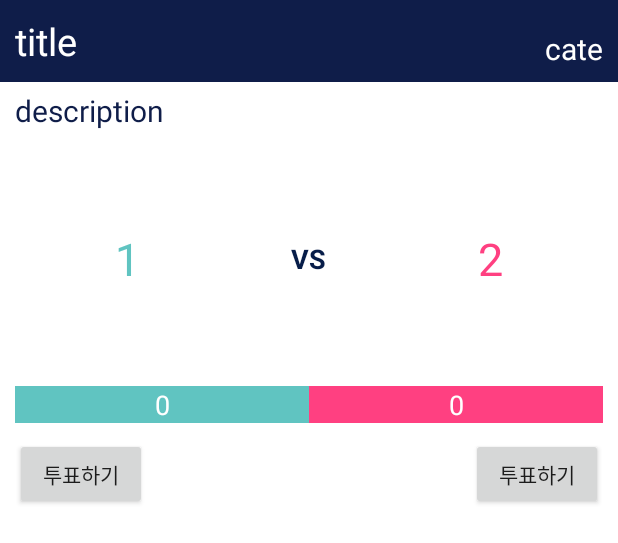
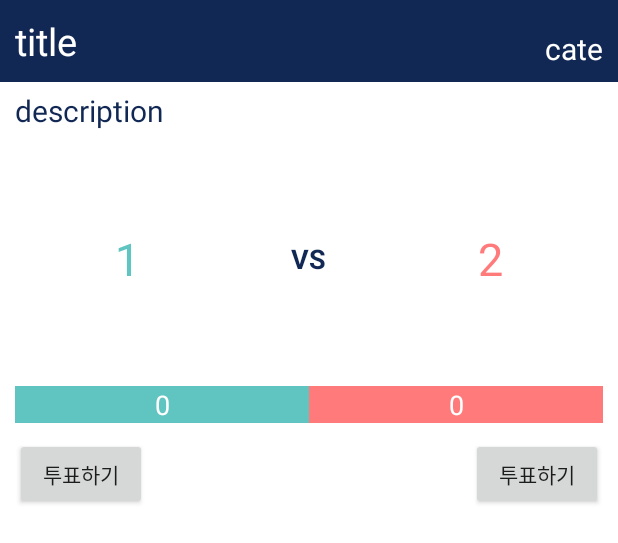
Before and after one commit to SocialAppProject/ifelse, an Android app: the layout activity_article.xml on its own in the app's theme, with its tools: preview values and no code run, on a phone screen of 412 x 824 dp. Shown: the top 543 px of the screen. Run offline under Robolectric (Android 15) with nearby library versions, the phone set to English and light mode, and no system bars.

Commit message:
12/4 color change

```diff
--- a/app/src/main/res/drawable/ic_home_white_24dp.xml
+++ b/app/src/main/res/drawable/ic_home_white_24dp.xml
@@ -4,6 +4,6 @@
         android:viewportHeight="24.0"
         android:viewportWidth="24.0">
     <path
-        android:fillColor="#FFFFFFFF"
+        android:fillColor="#FFFF22"
         android:pathData="M10,20v-6h4v6h5v-8h3L12,3 2,12h3v8z"/>
 </vector>
--- a/app/src/main/res/values/colors.xml
+++ b/app/src/main/res/values/colors.xml
@@ -1,15 +1,15 @@
 <?xml version="1.0" encoding="utf-8"?>
 <resources>
     <color name="colorPrimary">#60C4C1</color>
-    <color name="colorPrimaryDark">#0F1D49</color>
-    <color name="colorPrimaryDarker">#071D49</color>
-    <color name="colorAccent">#ff4081</color>
+    <color name="colorPrimaryDark">#122854</color>
+    <color name="colorPrimaryDarker">#122854</color>
+    <color name="colorAccent">#ff7b7b</color>
     <color name="colorBlack">#000000</color>
     <color name="colorWhite">#FFFFFF</color>
     <color name="colorIron">#ECECEC</color>
 
     <!-- color for gender -->
-    <color name="men">#6666FF</color>
-    <color name="women">#FF6666</color>
+    <color name="men">#122854</color>
+    <color name="women">#ff7b7b</color>
 
 </resources>
```
